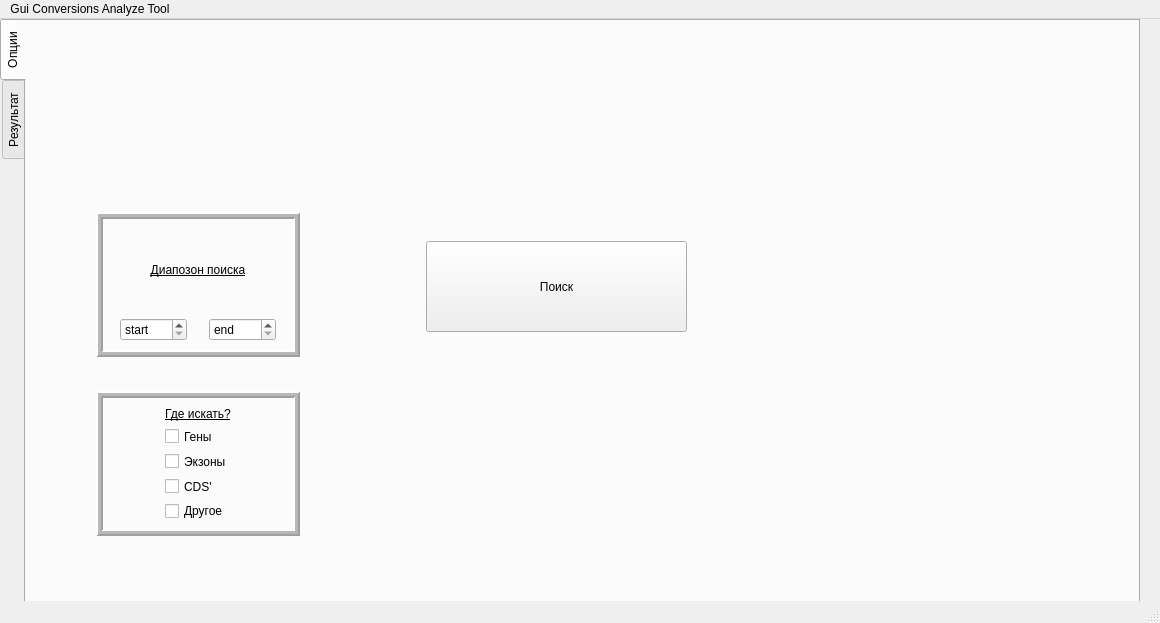
Above: gui/windows/MAIN/mainwindow.ui from furanocoumarins/GCAT before the change. Below: the same form after it.
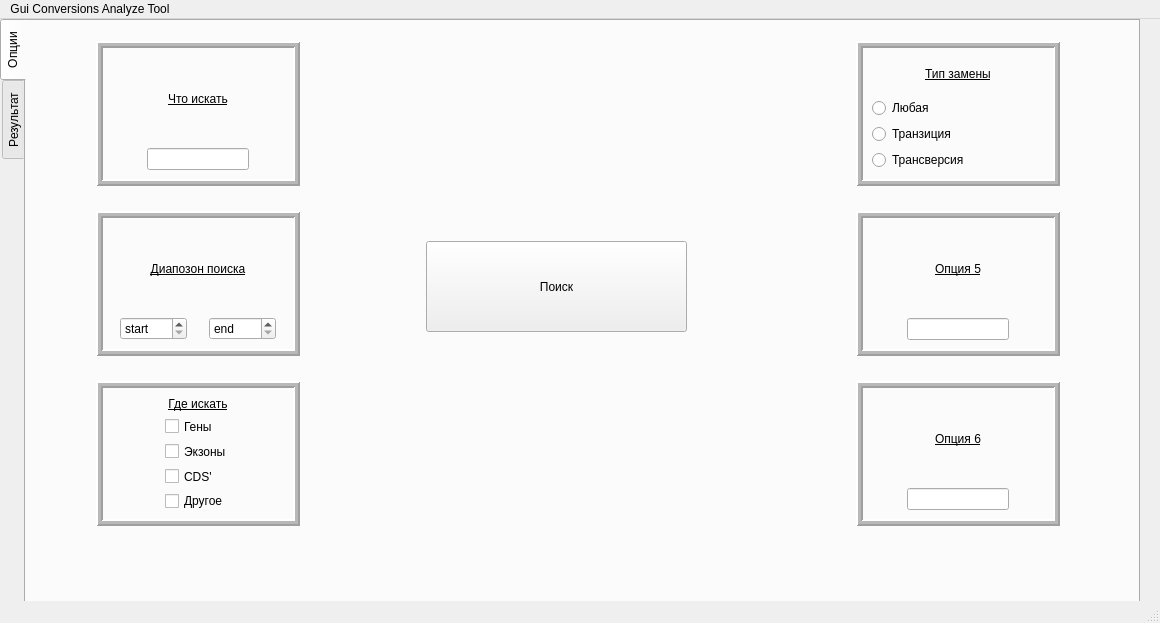
That is the form after the change.

Commit message: add 2 search options

Diff of the .ui file:
```diff
--- a/gui/windows/MAIN/mainwindow.ui
+++ b/gui/windows/MAIN/mainwindow.ui
@@ -12,7 +12,7 @@
   </property>
   <property name="minimumSize">
    <size>
-    <width>469</width>
+    <width>1160</width>
     <height>623</height>
    </size>
   </property>
@@ -95,7 +95,7 @@
       <property name="geometry">
        <rect>
         <x>70</x>
-        <y>370</y>
+        <y>360</y>
         <width>204</width>
         <height>145</height>
        </rect>
@@ -116,7 +116,7 @@
        <item>
         <widget class="QLabel" name="SourceSDeearch_lay">
          <property name="text">
-          <string>&lt;html&gt;&lt;head/&gt;&lt;body&gt;&lt;p align=&quot;center&quot;&gt;&lt;span style=&quot; text-decoration: underline;&quot;&gt;Где искать?&lt;/span&gt;&lt;/p&gt;&lt;/body&gt;&lt;/html&gt;</string>
+          <string>&lt;html&gt;&lt;head/&gt;&lt;body&gt;&lt;p align=&quot;center&quot;&gt;&lt;span style=&quot; text-decoration: underline;&quot;&gt;Где искать&lt;/span&gt;&lt;/p&gt;&lt;/body&gt;&lt;/html&gt;</string>
          </property>
          <property name="textFormat">
           <enum>Qt::TextFormat::AutoText</enum>
@@ -194,7 +194,7 @@
       <property name="geometry">
        <rect>
         <x>70</x>
-        <y>191</y>
+        <y>190</y>
         <width>204</width>
         <height>145</height>
        </rect>
@@ -327,6 +327,266 @@
        </item>
       </layout>
      </widget>
+     <widget class="QFrame" name="SearchSource_fr_3">
+      <property name="geometry">
+       <rect>
+        <x>70</x>
+        <y>20</y>
+        <width>204</width>
+        <height>145</height>
+       </rect>
+      </property>
+      <property name="frameShape">
+       <enum>QFrame::Shape::Box</enum>
+      </property>
+      <property name="frameShadow">
+       <enum>QFrame::Shadow::Raised</enum>
+      </property>
+      <property name="lineWidth">
+       <number>2</number>
+      </property>
+      <property name="midLineWidth">
+       <number>3</number>
+      </property>
+      <layout class="QVBoxLayout" name="SourceOfSearch_lay_3">
+       <item>
+        <widget class="QLabel" name="SourceSDeearch_lay_3">
+         <property name="text">
+          <string>&lt;html&gt;&lt;head/&gt;&lt;body&gt;&lt;p align=&quot;center&quot;&gt;&lt;span style=&quot; text-decoration: underline;&quot;&gt;Что искать&lt;/span&gt;&lt;/p&gt;&lt;/body&gt;&lt;/html&gt;</string>
+         </property>
+         <property name="textFormat">
+          <enum>Qt::TextFormat::AutoText</enum>
+         </property>
+        </widget>
+       </item>
+       <item>
+        <layout class="QHBoxLayout" name="horizontalLayout_3">
+         <item>
+          <spacer name="horizontalSpacer_7">
+           <property name="orientation">
+            <enum>Qt::Orientation::Horizontal</enum>
+           </property>
+           <property name="sizeHint" stdset="0">
+            <size>
+             <width>40</width>
+             <height>20</height>
+            </size>
+           </property>
+          </spacer>
+         </item>
+         <item>
+          <widget class="QLineEdit" name="lineEdit"/>
+         </item>
+         <item>
+          <spacer name="horizontalSpacer_10">
+           <property name="orientation">
+            <enum>Qt::Orientation::Horizontal</enum>
+           </property>
+           <property name="sizeHint" stdset="0">
+            <size>
+             <width>40</width>
+             <height>20</height>
+            </size>
+           </property>
+          </spacer>
+         </item>
+        </layout>
+       </item>
+      </layout>
+     </widget>
+     <widget class="QFrame" name="SearchSource_fr_4">
+      <property name="geometry">
+       <rect>
+        <x>830</x>
+        <y>190</y>
+        <width>204</width>
+        <height>145</height>
+       </rect>
+      </property>
+      <property name="frameShape">
+       <enum>QFrame::Shape::Box</enum>
+      </property>
+      <property name="frameShadow">
+       <enum>QFrame::Shadow::Raised</enum>
+      </property>
+      <property name="lineWidth">
+       <number>2</number>
+      </property>
+      <property name="midLineWidth">
+       <number>3</number>
+      </property>
+      <layout class="QVBoxLayout" name="SourceOfSearch_lay_4">
+       <item>
+        <widget class="QLabel" name="SourceSDeearch_lay_4">
+         <property name="text">
+          <string>&lt;html&gt;&lt;head/&gt;&lt;body&gt;&lt;p align=&quot;center&quot;&gt;&lt;span style=&quot; text-decoration: underline;&quot;&gt;Опция 5&lt;/span&gt;&lt;/p&gt;&lt;/body&gt;&lt;/html&gt;</string>
+         </property>
+         <property name="textFormat">
+          <enum>Qt::TextFormat::AutoText</enum>
+         </property>
+        </widget>
+       </item>
+       <item>
+        <layout class="QHBoxLayout" name="horizontalLayout_4">
+         <item>
+          <spacer name="horizontalSpacer_8">
+           <property name="orientation">
+            <enum>Qt::Orientation::Horizontal</enum>
+           </property>
+           <property name="sizeHint" stdset="0">
+            <size>
+             <width>40</width>
+             <height>20</height>
+            </size>
+           </property>
+          </spacer>
+         </item>
+         <item>
+          <widget class="QLineEdit" name="lineEdit_2"/>
+         </item>
+         <item>
+          <spacer name="horizontalSpacer_11">
+           <property name="orientation">
+            <enum>Qt::Orientation::Horizontal</enum>
+           </property>
+           <property name="sizeHint" stdset="0">
+            <size>
+             <width>40</width>
+             <height>20</height>
+            </size>
+           </property>
+          </spacer>
+         </item>
+        </layout>
+       </item>
+      </layout>
+     </widget>
+     <widget class="QFrame" name="SearchSource_fr_5">
+      <property name="geometry">
+       <rect>
+        <x>830</x>
+        <y>20</y>
+        <width>204</width>
+        <height>145</height>
+       </rect>
+      </property>
+      <property name="frameShape">
+       <enum>QFrame::Shape::Box</enum>
+      </property>
+      <property name="frameShadow">
+       <enum>QFrame::Shadow::Raised</enum>
+      </property>
+      <property name="lineWidth">
+       <number>2</number>
+      </property>
+      <property name="midLineWidth">
+       <number>3</number>
+      </property>
+      <layout class="QVBoxLayout" name="SourceOfSearch_lay_5">
+       <item>
+        <widget class="QLabel" name="SourceSDeearch_lay_5">
+         <property name="text">
+          <string>&lt;html&gt;&lt;head/&gt;&lt;body&gt;&lt;p align=&quot;center&quot;&gt;&lt;span style=&quot; text-decoration: underline;&quot;&gt;Тип замены&lt;/span&gt;&lt;/p&gt;&lt;/body&gt;&lt;/html&gt;</string>
+         </property>
+         <property name="textFormat">
+          <enum>Qt::TextFormat::AutoText</enum>
+         </property>
+        </widget>
+       </item>
+       <item>
+        <layout class="QVBoxLayout" name="verticalLayout_2">
+         <item>
+          <widget class="QRadioButton" name="radioButton">
+           <property name="text">
+            <string>Любая</string>
+           </property>
+          </widget>
+         </item>
+         <item>
+          <widget class="QRadioButton" name="radioButton_2">
+           <property name="text">
+            <string>Транзиция</string>
+           </property>
+          </widget>
+         </item>
+         <item>
+          <widget class="QRadioButton" name="radioButton_3">
+           <property name="text">
+            <string>Трансверсия</string>
+           </property>
+          </widget>
+         </item>
+        </layout>
+       </item>
+      </layout>
+     </widget>
+     <widget class="QFrame" name="SearchSource_fr_6">
+      <property name="geometry">
+       <rect>
+        <x>830</x>
+        <y>360</y>
+        <width>204</width>
+        <height>145</height>
+       </rect>
+      </property>
+      <property name="frameShape">
+       <enum>QFrame::Shape::Box</enum>
+      </property>
+      <property name="frameShadow">
+       <enum>QFrame::Shadow::Raised</enum>
+      </property>
+      <property name="lineWidth">
+       <number>2</number>
+      </property>
+      <property name="midLineWidth">
+       <number>3</number>
+      </property>
+      <layout class="QVBoxLayout" name="SourceOfSearch_lay_6">
+       <item>
+        <widget class="QLabel" name="SourceSDeearch_lay_6">
+         <property name="text">
+          <string>&lt;html&gt;&lt;head/&gt;&lt;body&gt;&lt;p align=&quot;center&quot;&gt;&lt;span style=&quot; text-decoration: underline;&quot;&gt;Опция 6&lt;/span&gt;&lt;/p&gt;&lt;/body&gt;&lt;/html&gt;</string>
+         </property>
+         <property name="textFormat">
+          <enum>Qt::TextFormat::AutoText</enum>
+         </property>
+        </widget>
+       </item>
+       <item>
+        <layout class="QHBoxLayout" name="horizontalLayout_6">
+         <item>
+          <spacer name="horizontalSpacer_13">
+           <property name="orientation">
+            <enum>Qt::Orientation::Horizontal</enum>
+           </property>
+           <property name="sizeHint" stdset="0">
+            <size>
+             <width>40</width>
+             <height>20</height>
+            </size>
+           </property>
+          </spacer>
+         </item>
+         <item>
+          <widget class="QLineEdit" name="lineEdit_4"/>
+         </item>
+         <item>
+          <spacer name="horizontalSpacer_14">
+           <property name="orientation">
+            <enum>Qt::Orientation::Horizontal</enum>
+           </property>
+           <property name="sizeHint" stdset="0">
+            <size>
+             <width>40</width>
+             <height>20</height>
+            </size>
+           </property>
+          </spacer>
+         </item>
+        </layout>
+       </item>
+      </layout>
+     </widget>
     </widget>
     <widget class="QWidget" name="tab_2">
      <attribute name="title">
```
